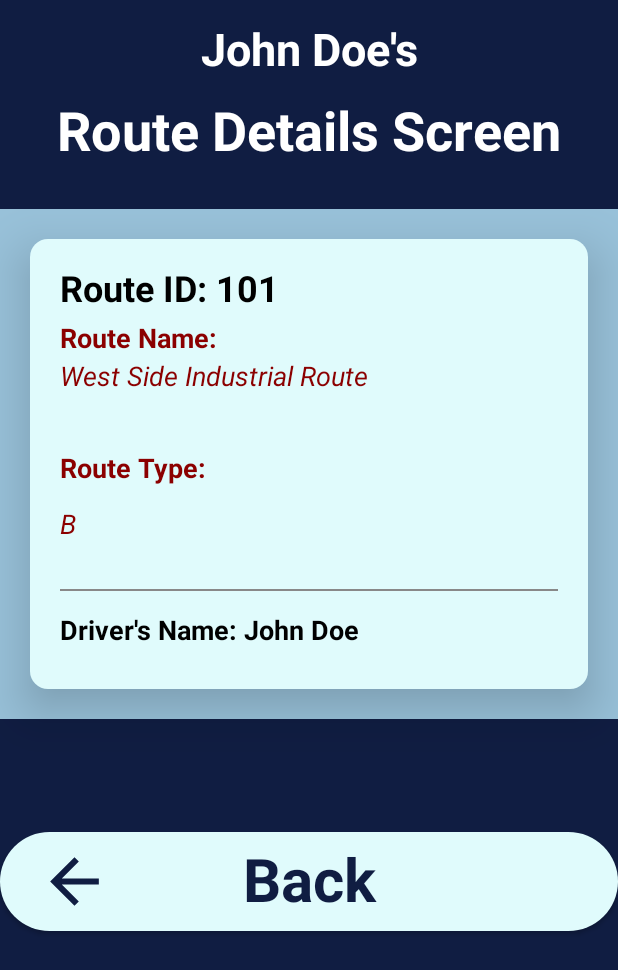
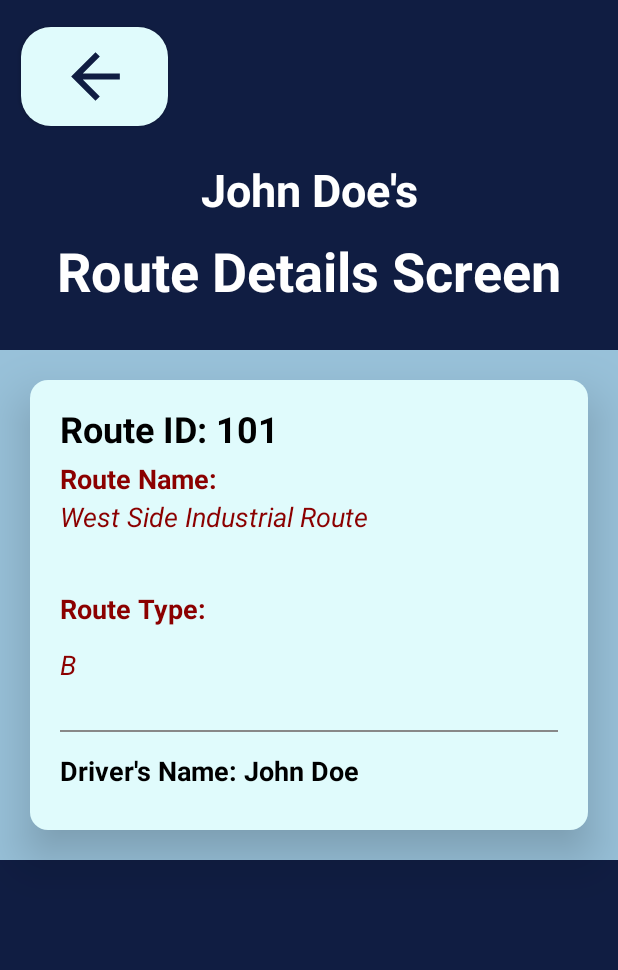
Before and after one commit to mkCoding/RepublicServiceApp, an Android app built with Jetpack Compose: the @Preview function DriverRouteDetailsScreenPreview, on a phone screen of 412 x 824 dp. Shown: the top 970 px of the screen. Run offline under Robolectric (Android 15) with nearby library versions, the phone set to English and light mode, and no system bars; our stand-ins replace Room's generated code.

Commit message:
removed injection of driverdao and routedao from MainActivity. Also added back button to proper positon on route details screen

```diff
--- a/app/src/main/java/com/kemakolam/republicserviceapp/ui/driver/DriversScreen.kt
+++ b/app/src/main/java/com/kemakolam/republicserviceapp/ui/driver/DriversScreen.kt
@@ -53,6 +53,7 @@ import com.kemakolam.republicserviceapp.data.network.model.DriverModel
 import com.kemakolam.republicserviceapp.ui.Driver
 import dagger.hilt.android.AndroidEntryPoint
 
+//Custom Colors
 val richBlack = Color(0xFF0D1317) //Rich Black
 val oxfordBlue = Color(0xFF101D42) //Oxford Blue
 val lightCyan = Color (0xFFe0fbfc) //Light Cyan
@@ -69,8 +70,6 @@ fun DriversScreen(navController: NavController, driverViewModel: DriverViewModel
      */
 
     //val previewViewModel = hiltViewModel<PreviewDriverViewModel>()
-
-
 
     val driversList by driverViewModel.driversList.observeAsState() //variable to accessing list from view model
     println(driversList)
--- a/app/src/main/java/com/kemakolam/republicserviceapp/ui/driver_route_details/DriverRouteDetailsScreen.kt
+++ b/app/src/main/java/com/kemakolam/republicserviceapp/ui/driver_route_details/DriverRouteDetailsScreen.kt
@@ -1,6 +1,7 @@
 package com.kemakolam.republicserviceapp.ui.driver_route_details
 
 import androidx.compose.foundation.background
+import androidx.compose.foundation.layout.Arrangement
 import androidx.compose.foundation.layout.Column
 import androidx.compose.foundation.layout.PaddingValues
 import androidx.compose.foundation.layout.Row
@@ -13,6 +14,7 @@ import androidx.compose.foundation.layout.size
 import androidx.compose.foundation.layout.width
 import androidx.compose.foundation.layout.wrapContentHeight
 import androidx.compose.foundation.layout.wrapContentSize
+import androidx.compose.foundation.layout.wrapContentWidth
 import androidx.compose.foundation.shape.RoundedCornerShape
 import androidx.compose.material.icons.Icons
 import androidx.compose.material.icons.automirrored.filled.ArrowBack
@@ -60,13 +62,21 @@ fun DriverRouteDetailsScreen(
 
 
 
-
     Column(
         modifier = Modifier
             .fillMaxSize()
             .background(color = oxfordBlue),
         horizontalAlignment = Alignment.CenterHorizontally
     ) {
+
+        Row(
+            modifier = Modifier.fillMaxWidth(),
+            horizontalArrangement = Arrangement.Start,
+            verticalAlignment = Alignment.CenterVertically
+        ) {
+            backButton(onBack) //<-----Back Button
+        }
+
         Text(
             text = "${driver.name}'s",
             style = TextStyle(
@@ -163,7 +173,6 @@ fun DriverDetailsCard(driver: DriverEntity,  route:RouteEntity, onBack: () -> Un
     }
 
 
-backButton(onBack)
 
 
 
@@ -172,7 +181,8 @@ backButton(onBack)
 @Composable
 fun backButton(onBack: () -> Unit){
 
-    Column( modifier = Modifier
+    Column(
+        modifier = Modifier
         .wrapContentHeight()
 
     ){
@@ -181,8 +191,9 @@ fun backButton(onBack: () -> Unit){
         Button(
             onClick = {onBack()},
             modifier = Modifier
-                .fillMaxWidth()
-                .padding(top = 75.dp),
+                .wrapContentWidth()
+                .padding(10.dp)
+                .padding(top = 8.dp, start = 4.dp),
             colors = ButtonDefaults.buttonColors(containerColor = lightCyan),
 
             elevation = ButtonDefaults.buttonElevation(
@@ -191,15 +202,16 @@ fun backButton(onBack: () -> Unit){
                 disabledElevation = 0.dp,
                 hoveredElevation = 2.dp,
                 focusedElevation = 4.dp
-            )
+            ),
+            shape = RoundedCornerShape(size = 20.dp)
 
 
         ){
             Row (
-
                 verticalAlignment = Alignment.CenterVertically,
                 modifier = Modifier
-                    .fillMaxWidth()
+                    .wrapContentWidth()
+
             ){
                 Icon(
                     imageVector = Icons.AutoMirrored.Filled.ArrowBack, contentDescription = null,
@@ -208,14 +220,14 @@ fun backButton(onBack: () -> Unit){
                         .padding(start = 1.dp),
                     tint = oxfordBlue
                 )
-                Spacer(modifier = Modifier.width(80.dp))
+//                Spacer(modifier = Modifier.width(80.dp))
 
-                Text(
-                    text = "Back",
-                    style = TextStyle(fontSize = 40.sp, fontWeight = FontWeight.Bold),
-                    modifier = Modifier.padding(start = 8.dp),
-                    color = oxfordBlue
-                )
+//                Text(
+//                    text = "Back",
+//                    style = TextStyle(fontSize = 40.sp, fontWeight = FontWeight.Bold),
+//                    modifier = Modifier.padding(start = 8.dp),
+//                    color = oxfordBlue
+//                )
             }
         }
     }
```
Also changed, not shown: app/src/main/java/com/kemakolam/republicserviceapp/MainActivity.kt (+1 -12 lines), app/src/main/java/com/kemakolam/republicserviceapp/ui/AppNavHost.kt (+3 -5 lines), app/src/main/java/com/kemakolam/republicserviceapp/ui/driver/DriverViewModel.kt (+18 -1 lines), 1 other file.
